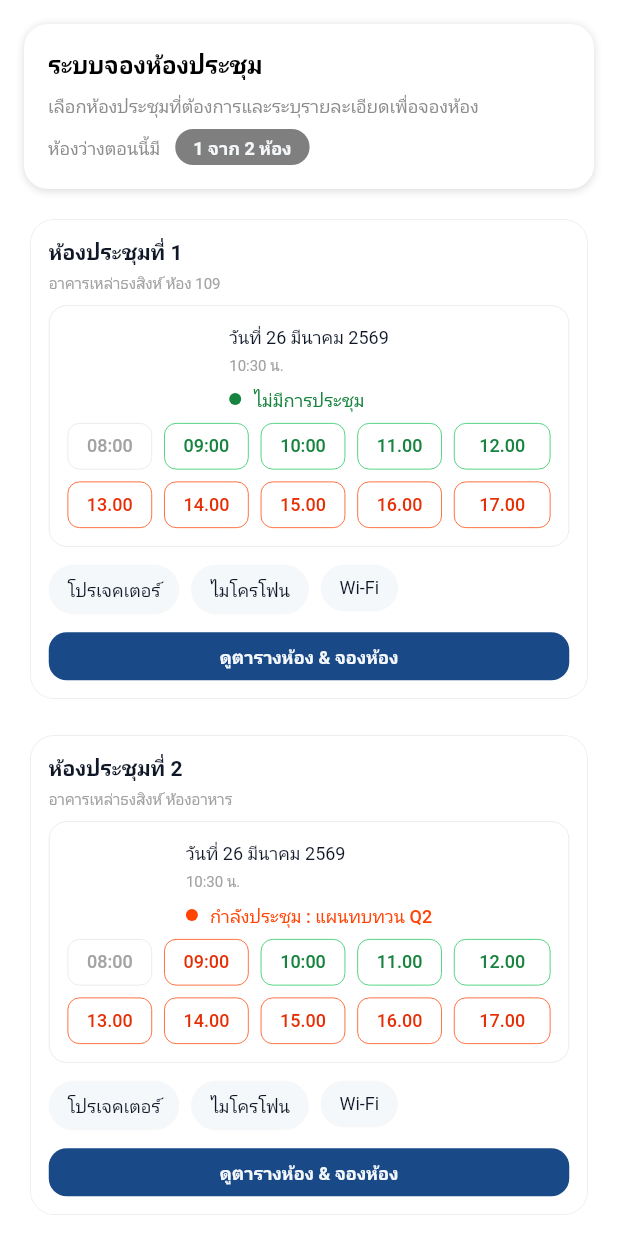
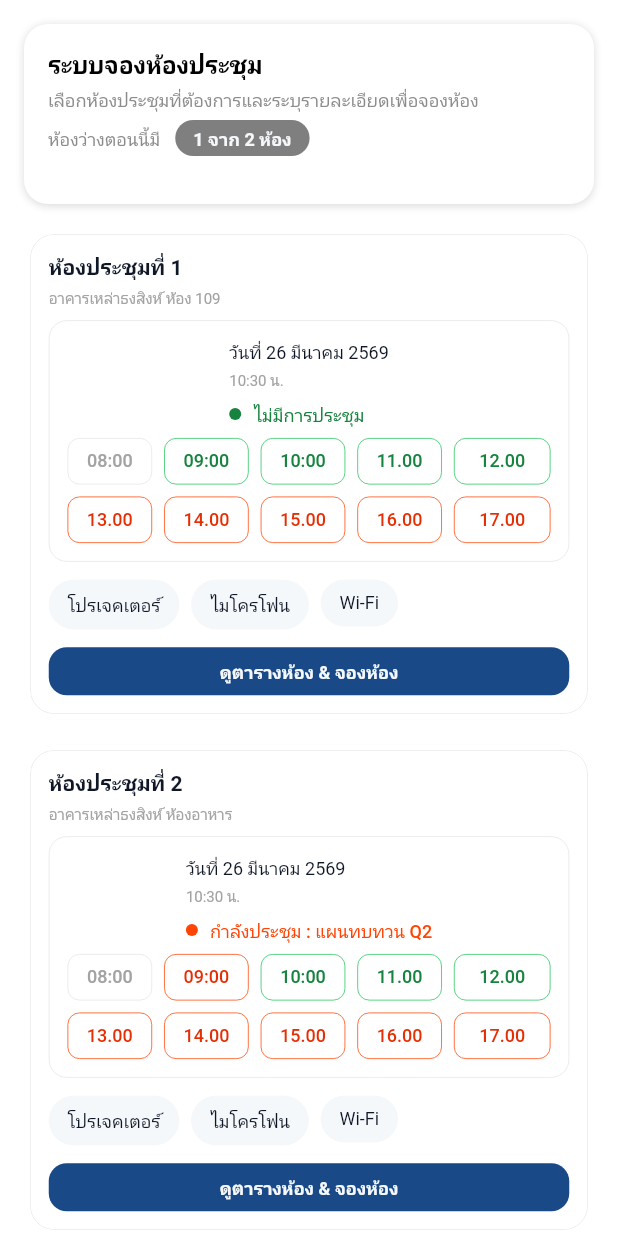
Before and after one commit to BMS-Life/meeting-schedule, a Flutter app: the screen it shows after launch, on a phone screen of 412 x 824 dp. Run offline on Flutter 3.47's test engine with Material 3 defaults, Android fonts, the phone set to English and light mode, and no system bars; our stand-ins replace animated_flip_counter, auto_size_text, dropdown_button2, equatable, file_picker, flutter_animate and 17 more; missing offline and left inert: aligned_tooltip, json_path, mime_type, motion, multiple_search_selection; Roboto replaces fonts that are missing (IBM Plex Sans Thai Looped).

Commit message:
Fix hero banner overflow - reduce spacing and add min height
- Replace IntrinsicHeight with ConstrainedBox(minHeight: 120)
- Reduce vertical spacing (8→4, 8→6) to prevent overflow
- Ensures badge row fits within banner on all screen sizes

Co-Authored-By: Claude Opus 4.6 (1M context) <noreply@anthropic.com>

```diff
--- a/lib/room_booking/components/booking_hero_banner/booking_hero_banner_widget.dart
+++ b/lib/room_booking/components/booking_hero_banner/booking_hero_banner_widget.dart
@@ -63,12 +63,13 @@ class _BookingHeroBannerWidgetState extends State<BookingHeroBannerWidget> {
       ),
       child: ClipRRect(
         borderRadius: BorderRadius.circular(16.0),
-        child: IntrinsicHeight(
+        child: ConstrainedBox(
+          constraints: BoxConstraints(minHeight: 120.0),
           child: Stack(
             children: [
               // Left: Text content
               Padding(
-                padding: EdgeInsets.all(16.0),
+                padding: EdgeInsetsDirectional.fromSTEB(16.0, 16.0, 16.0, 16.0),
                 child: Column(
                   mainAxisSize: MainAxisSize.min,
                   crossAxisAlignment: CrossAxisAlignment.start,
@@ -87,7 +88,7 @@ class _BookingHeroBannerWidgetState extends State<BookingHeroBannerWidget> {
                                 .titleSmallIsCustom,
                           ),
                     ),
-                    SizedBox(height: 8.0),
+                    SizedBox(height: 4.0),
                     Opacity(
                       opacity: 0.8,
                       child: Text(
@@ -104,7 +105,7 @@ class _BookingHeroBannerWidgetState extends State<BookingHeroBannerWidget> {
                             ),
                       ),
                     ),
-                    SizedBox(height: 8.0),
+                    SizedBox(height: 6.0),
                     Row(
                       mainAxisSize: MainAxisSize.min,
                       children: [
```
